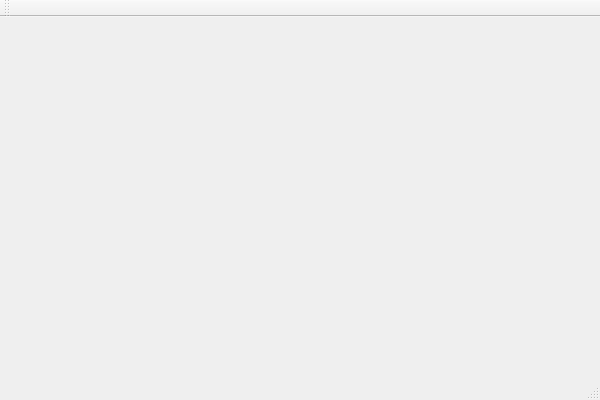
This is mainwindow.ui in linuxway/wedding-systerm as Qt 5 draws it before an edit. The edited form follows.
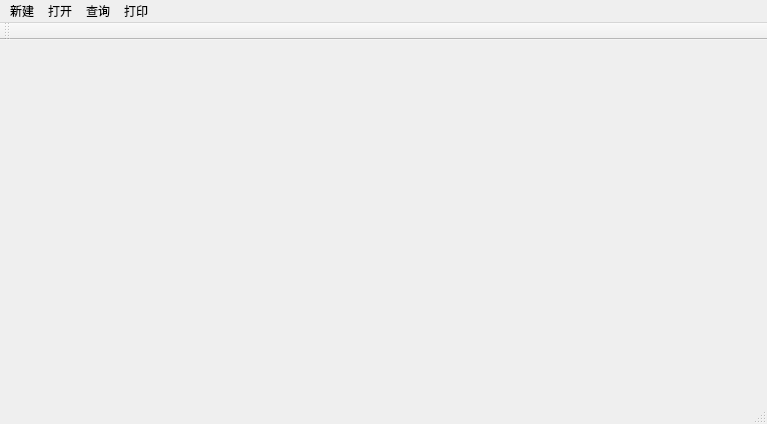
This is the edited form.

Commit message: MainWindow Created.

```diff
--- a/mainwindow.ui
+++ b/mainwindow.ui
@@ -1,24 +1,63 @@
 <ui version="4.0">
  <class>MainWindow</class>
- <widget class="QMainWindow" name="MainWindow" >
-  <property name="geometry" >
+ <widget class="QMainWindow" name="MainWindow">
+  <property name="geometry">
    <rect>
     <x>0</x>
     <y>0</y>
-    <width>600</width>
-    <height>400</height>
+    <width>767</width>
+    <height>424</height>
    </rect>
   </property>
   <property name="windowTitle" >
    <string>MainWindow</string>
   </property>
-  <widget class="QMenuBar" name="menuBar" />
-  <widget class="QToolBar" name="mainToolBar" />
-  <widget class="QWidget" name="centralWidget" />
-  <widget class="QStatusBar" name="statusBar" />
+  <widget class="QWidget" name="centralWidget"/>
+  <widget class="QMenuBar" name="menuBar">
+   <property name="geometry">
+    <rect>
+     <x>0</x>
+     <y>0</y>
+     <width>767</width>
+     <height>17</height>
+    </rect>
+   </property>
+   <widget class="QMenu" name="menu">
+    <property name="title">
+     <string>新建</string>
+    </property>
+   </widget>
+   <widget class="QMenu" name="menu_2">
+    <property name="title">
+     <string>打开</string>
+    </property>
+   </widget>
+   <widget class="QMenu" name="menu_3">
+    <property name="title">
+     <string>查询</string>
+    </property>
+   </widget>
+   <widget class="QMenu" name="menu_4">
+    <property name="title">
+     <string>打印</string>
+    </property>
+   </widget>
+   <addaction name="menu"/>
+   <addaction name="menu_2"/>
+   <addaction name="menu_3"/>
+   <addaction name="menu_4"/>
+  </widget>
+  <widget class="QToolBar" name="mainToolBar">
+   <attribute name="toolBarArea">
+    <enum>TopToolBarArea</enum>
+   </attribute>
+   <attribute name="toolBarBreak">
+    <bool>false</bool>
+   </attribute>
+  </widget>
+  <widget class="QStatusBar" name="statusBar"/>
  </widget>
- <layoutDefault spacing="6" margin="11" />
- <pixmapfunction></pixmapfunction>
+ <layoutdefault spacing="6" margin="11"/>
  <resources/>
  <connections/>
 </ui>
```
Left out of the diff: 3 changed lines with no effect on the pictures. The commit also changes 1 other file.
